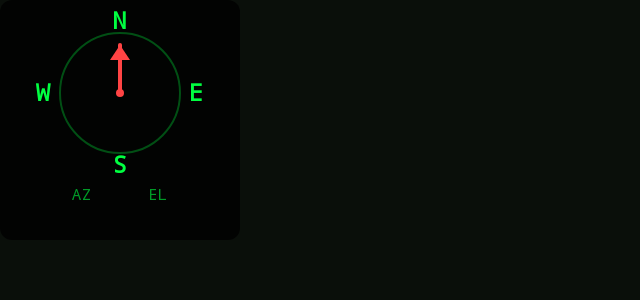
After one commit to Gofnax/SnipeIt, an Android app built with Jetpack Compose: the composable TacticalCompass called with empty values, on a phone screen of 824 x 412 dp (held sideways). The commit adds this screen. Shown: the top 300 px of the screen, without its empty margins (0-640 px from the left). Run offline under Robolectric (Android 15) with nearby library versions, the phone set to English and light mode, and no system bars.

Commit message:
added compass showing az and el of locked target

```diff
--- a/app/src/main/java/com/example/mysnipeit/data/models/ShootingSolution.kt
+++ b/app/src/main/java/com/example/mysnipeit/data/models/ShootingSolution.kt
@@ -1,6 +1,7 @@
 package com.example.mysnipeit.data.models
 
 data class ShootingSolution(
+    val targetId: String,
     val azimuth: Double,
     val elevation: Double,
     val windageAdjustment: Double,
--- a/app/src/main/java/com/example/mysnipeit/data/repository/SniperRepository.kt
+++ b/app/src/main/java/com/example/mysnipeit/data/repository/SniperRepository.kt
@@ -22,7 +22,7 @@ class SniperRepository {
     val shootingSolution: StateFlow<ShootingSolution?> = raspberryPiClient.shootingSolution
     val systemStatus: StateFlow<SystemStatus> = raspberryPiClient.systemStatus
 
-    // Connection management - FIXED
+
     suspend fun connectToSystem(ipAddress: String) {
         currentIpAddress = ipAddress
         raspberryPiClient.connect(ipAddress)
--- /dev/null
+++ b/app/src/main/java/com/example/mysnipeit/ui/components/TacticalCompass.kt
@@ -0,0 +1,241 @@
+package com.example.mysnipeit.ui.components
+
+import androidx.compose.animation.core.*
+import androidx.compose.foundation.Canvas
+import androidx.compose.foundation.background
+import androidx.compose.foundation.layout.*
+import androidx.compose.foundation.shape.RoundedCornerShape
+import androidx.compose.material3.Text
+import androidx.compose.runtime.*
+import androidx.compose.ui.Alignment
+import androidx.compose.ui.Modifier
+import androidx.compose.ui.geometry.Offset
+import androidx.compose.ui.graphics.Color
+import androidx.compose.ui.graphics.Path
+import androidx.compose.ui.graphics.StrokeCap
+import androidx.compose.ui.graphics.drawscope.Stroke
+import androidx.compose.ui.graphics.drawscope.rotate
+import androidx.compose.ui.text.font.FontFamily
+import androidx.compose.ui.text.font.FontWeight
+import androidx.compose.ui.unit.dp
+import androidx.compose.ui.unit.sp
+import kotlin.math.cos
+import kotlin.math.sin
+
+/**
+ * 3D Tactical Compass
+ * Shows azimuth (horizontal) and elevation (vertical) angles
+ */
+@Composable
+fun TacticalCompass(
+    azimuth: Double,      // 0-360°
+    elevation: Double,    // -90 to +90°
+    confidence: Float,    // 0.0-1.0
+    modifier: Modifier = Modifier
+) {
+    // Animate the arrow rotation
+    val animatedAzimuth by animateFloatAsState(
+        targetValue = azimuth.toFloat(),
+        animationSpec = tween(durationMillis = 300, easing = FastOutSlowInEasing),
+        label = "azimuth"
+    )
+
+    // Animate the elevation
+    val animatedElevation by animateFloatAsState(
+        targetValue = elevation.toFloat(),
+        animationSpec = tween(durationMillis = 300, easing = FastOutSlowInEasing),
+        label = "elevation"
+    )
+
+    Box(
+        modifier = modifier
+            .size(160.dp)
+            .background(
+                color = Color.Black.copy(alpha = 0.8f),
+                shape = RoundedCornerShape(8.dp)
+            )
+            .padding(12.dp)
+    ) {
+        Column(
+            horizontalAlignment = Alignment.CenterHorizontally,
+            verticalArrangement = Arrangement.Center,
+            modifier = Modifier.fillMaxSize()
+        ) {
+            // Compass ring with arrow and cardinal directions
+            Box(
+                modifier = Modifier.size(100.dp),
+                contentAlignment = Alignment.Center
+            ) {
+                // Canvas for compass ring and arrow
+                Canvas(modifier = Modifier.fillMaxSize()) {
+                    val center = Offset(size.width / 2, size.height / 2)
+                    val radius = size.minDimension / 2.5f
+
+                    // Color based on confidence
+                    val arrowColor = when {
+                        confidence > 0.8f -> Color(0xFF00FF41)  // Bright green
+                        confidence > 0.6f -> Color(0xFFFFAA00)  // Orange
+                        else -> Color(0xFFFF4444)               // Red
+                    }
+
+                    // Draw compass ring
+                    drawCircle(
+                        color = Color(0xFF00FF41).copy(alpha = 0.3f),
+                        radius = radius,
+                        center = center,
+                        style = Stroke(width = 2f)
+                    )
+
+                    // Draw azimuth arrow (rotated)
+                    rotate(degrees = animatedAzimuth, pivot = center) {
+                        // Arrow shaft
+                        drawLine(
+                            color = arrowColor,
+                            start = center,
+                            end = Offset(center.x, center.y - radius * 0.8f),
+                            strokeWidth = 4f,
+                            cap = StrokeCap.Round
+                        )
+
+                        // Arrow head
+                        val arrowPath = Path().apply {
+                            val arrowTip = Offset(center.x, center.y - radius * 0.8f)
+                            val arrowSize = 10f
+
+                            moveTo(arrowTip.x, arrowTip.y)
+                            lineTo(arrowTip.x - arrowSize, arrowTip.y + arrowSize * 1.5f)
+                            lineTo(arrowTip.x + arrowSize, arrowTip.y + arrowSize * 1.5f)
+                            close()
+                        }
+
+                        drawPath(
+                            path = arrowPath,
+                            color = arrowColor
+                        )
+                    }
+
+                    // Draw elevation indicator (3D angle representation)
+                    val elevationRadius = radius * 0.4f
+                    val elevationStartAngle = 180f - (animatedElevation / 2f)
+                    val elevationSweep = animatedElevation
+
+                    if (animatedElevation.toInt() != 0) {
+                        drawArc(
+                            color = arrowColor.copy(alpha = 0.6f),
+                            startAngle = elevationStartAngle,
+                            sweepAngle = elevationSweep,
+                            useCenter = false,
+                            topLeft = Offset(
+                                center.x - elevationRadius,
+                                center.y - elevationRadius
+                            ),
+                            size = androidx.compose.ui.geometry.Size(
+                                elevationRadius * 2,
+                                elevationRadius * 2
+                            ),
+                            style = Stroke(width = 3f)
+                        )
+                    }
+
+                    // Center dot
+                    drawCircle(
+                        color = arrowColor,
+                        radius = 4f,
+                        center = center
+                    )
+                }
+
+                //  Cardinal directions using Compose Text instead of Canvas.drawText
+                // North
+                Text(
+                    text = "N",
+                    color = Color(0xFF00FF41),
+                    fontSize = 16.sp,
+                    fontFamily = FontFamily.Monospace,
+                    fontWeight = FontWeight.Bold,
+                    modifier = Modifier
+                        .align(Alignment.TopCenter)
+                        .offset(y = (-10).dp)
+                )
+
+                // East
+                Text(
+                    text = "E",
+                    color = Color(0xFF00FF41),
+                    fontSize = 16.sp,
+                    fontFamily = FontFamily.Monospace,
+                    fontWeight = FontWeight.Bold,
+                    modifier = Modifier
+                        .align(Alignment.CenterEnd)
+                        .offset(x = 6.dp)
+                )
+
+                // South
+                Text(
+                    text = "S",
+                    color = Color(0xFF00FF41),
+                    fontSize = 16.sp,
+                    fontFamily = FontFamily.Monospace,
+                    fontWeight = FontWeight.Bold,
+                    modifier = Modifier
+                        .align(Alignment.BottomCenter)
+                        .offset(y = 10.dp)
+                )
+
+                // West
+                Text(
+                    text = "W",
+                    color = Color(0xFF00FF41),
+                    fontSize = 16.sp,
+                    fontFamily = FontFamily.Monospace,
+                    fontWeight = FontWeight.Bold,
+                    modifier = Modifier
+                        .align(Alignment.CenterStart)
+                        .offset(x = (-6).dp)
+                )
+            }
+
+            Spacer(modifier = Modifier.height(6.dp))
+
+            // Numerical displays
+            Row(
+                horizontalArrangement = Arrangement.SpaceEvenly,
+                modifier = Modifier.fillMaxWidth()
+            ) {
+                // Azimuth value
+                Column(horizontalAlignment = Alignment.CenterHorizontally) {
+                    Text(
+                        text = "AZ",
+                        color = Color(0xFF00FF41).copy(alpha = 0.6f),
+                        fontSize = 10.sp,
+                        fontFamily = FontFamily.Monospace
+                    )
+                    Text(
+                        text = "${azimuth.toInt()}°",
+                        color = Color(0xFF00FF41),
+                        fontSize = 13.sp,
+                        fontWeight = FontWeight.Bold,
+                        fontFamily = FontFamily.Monospace
+                    )
+                }
+
+                // Elevation value
+                Column(horizontalAlignment = Alignment.CenterHorizontally) {
+                    Text(
+                        text = "EL",
+                        color = Color(0xFF00FF41).copy(alpha = 0.6f),
+                        fontSize = 10.sp,
+                        fontFamily = FontFamily.Monospace
+                    )
+                    Text(
+                        text = "${if (elevation > 0) "+" else ""}${elevation.toInt()}°",
+                        color = Color(0xFF00FF41),
+                        fontSize = 13.sp,
+                        fontWeight = FontWeight.Bold,
+                        fontFamily = FontFamily.Monospace
+                    )
+                }
+            }
+        }
+    }
+}
```
Also changed, not shown: app/src/main/java/com/example/mysnipeit/MainActivity.kt (+12 -13 lines), app/src/main/java/com/example/mysnipeit/data/network/RaspberryPiClient.kt (+56 -18 lines), app/src/main/java/com/example/mysnipeit/ui/dashboard/DashboardScreen.kt (+40 -25 lines), app/src/main/java/com/example/mysnipeit/ui/dashboard/TacticalVideoPlayer.kt (+135 -56 lines), app/src/main/java/com/example/mysnipeit/viewmodel/SniperViewModel.kt (+10 -4 lines).
